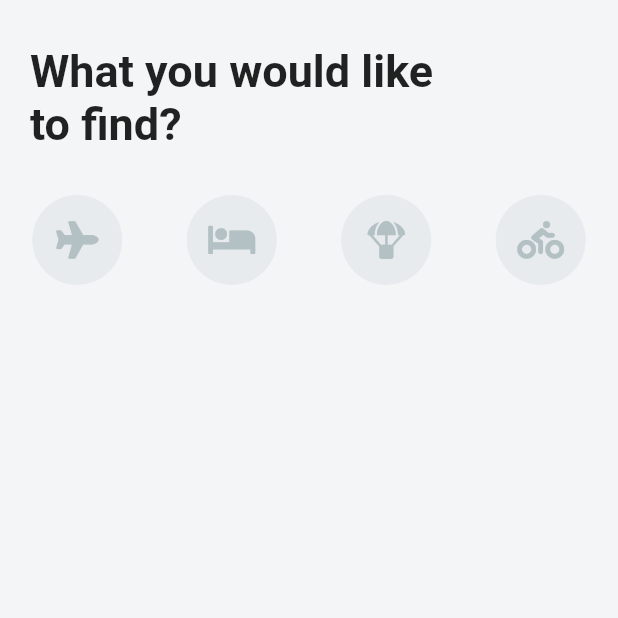
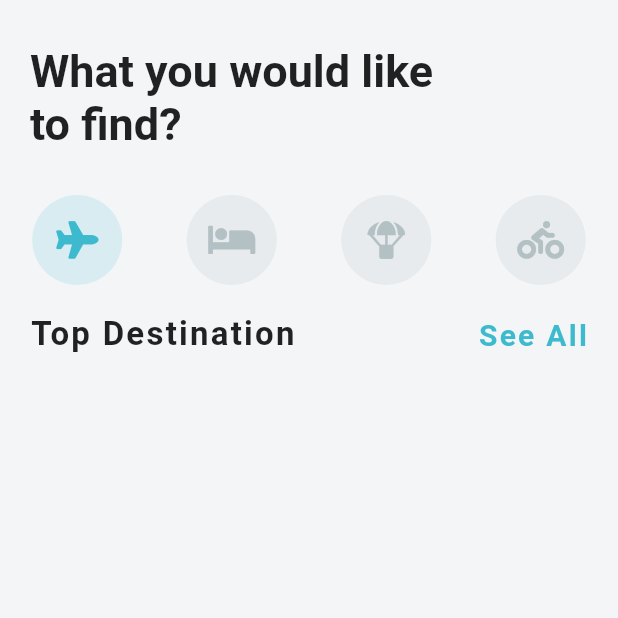
Before and after one commit to Adil-Rangila/travel_ui_flutter, a Flutter app: the screen it shows after launch, on a phone screen of 412 x 824 dp, the top half of it. Run offline on Flutter 3.47's test engine with Material 2 defaults, Android fonts, the phone set to English and light mode, and no system bars; our stand-ins replace font_awesome_flutter.

Commit message:
Destination Carousel title created with seprate widget file.

```diff
--- a/lib/screens/home_screen.dart
+++ b/lib/screens/home_screen.dart
@@ -1,6 +1,7 @@
 import 'package:flutter/cupertino.dart';
 import 'package:flutter/material.dart';
 import 'package:font_awesome_flutter/font_awesome_flutter.dart';
+import 'package:traveluiflutter/widgets/destination_carousel.dart';
 
 class HomeScreen extends StatefulWidget {
   @override
@@ -8,7 +9,7 @@ class HomeScreen extends StatefulWidget {
 }
 
 class _HomeScreenState extends State<HomeScreen> {
-  int _selectedIndex;
+  int _selectedIndex = 0;
 
   //list of font awesome icons........................
   List<IconData> _icons = [
@@ -70,6 +71,7 @@ class _HomeScreenState extends State<HomeScreen> {
             SizedBox(
               height: 30.0,
             ),
+            //icons display ui.........................
             Row(
               mainAxisAlignment: MainAxisAlignment.spaceAround,
               children: _icons
@@ -80,6 +82,11 @@ class _HomeScreenState extends State<HomeScreen> {
                   )
                   .toList(),
             ),
+            SizedBox(
+              height: 20.0,
+            ),
+            //Destination Carousel ui.....................
+            DestinationCarousel(),
           ],
         ),
       ),
--- /dev/null
+++ b/lib/widgets/destination_carousel.dart
@@ -0,0 +1,41 @@
+import 'package:flutter/material.dart';
+
+//destination carousel ............. UI
+
+class DestinationCarousel extends StatelessWidget {
+  @override
+  Widget build(BuildContext context) {
+    return Column(
+      children: <Widget>[
+        Padding(
+          padding: EdgeInsets.symmetric(horizontal: 20.0),
+          child: Row(
+            mainAxisAlignment: MainAxisAlignment.spaceBetween,
+            children: <Widget>[
+              Text(
+                'Top Destination',
+                style: TextStyle(
+                  fontSize: 22.0,
+                  fontWeight: FontWeight.bold,
+                  letterSpacing: 1.5,
+                ),
+              ),
+              GestureDetector(
+                onTap: () => print('Sell All'),
+                child: Text(
+                  'See All',
+                  style: TextStyle(
+                    fontSize: 20.0,
+                    fontWeight: FontWeight.w600,
+                    color: Theme.of(context).primaryColor,
+                    letterSpacing: 1.5,
+                  ),
+                ),
+              ),
+            ],
+          ),
+        ),
+      ],
+    );
+  }
+}
```
